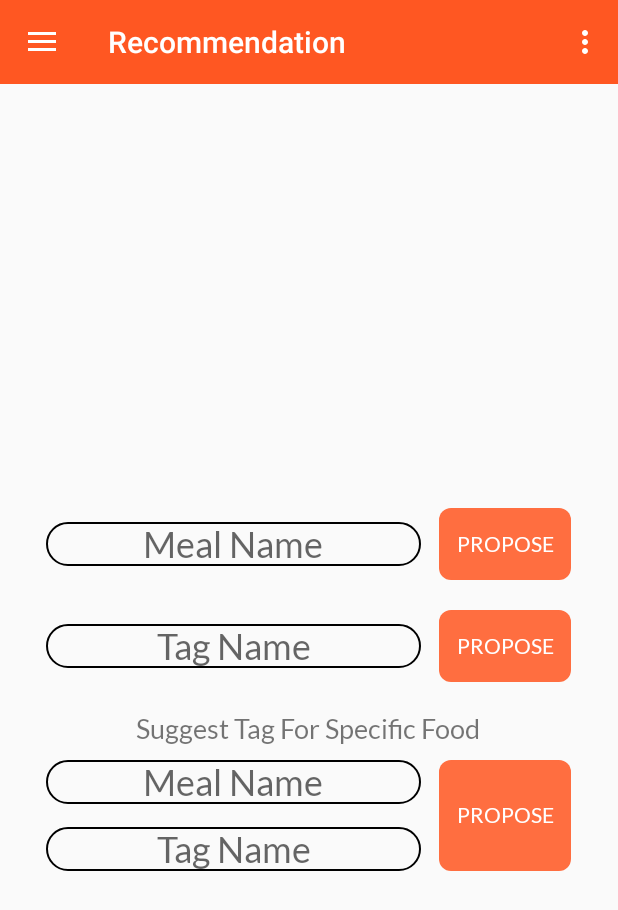
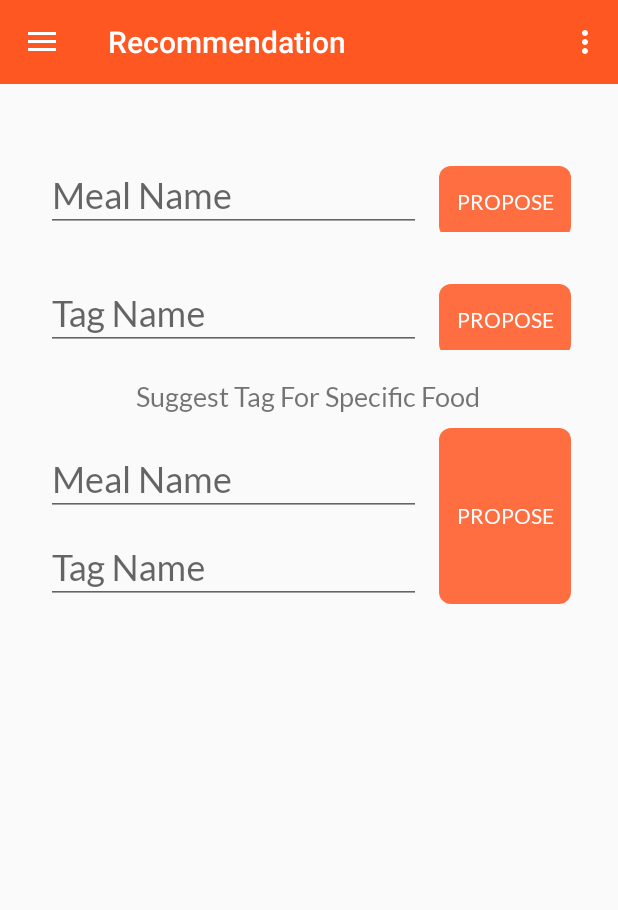
Before and after one commit to kadircet/NeVA, an Android app: the fragment ProposeFragment placed in its activity, on a phone screen of 412 x 824 dp. Shown: the top 910 px of the screen. Run offline under Robolectric (Android 15) with nearby library versions, the phone set to English and light mode, and no system bars; our stand-ins replace FlexboxLayout, Room's generated code; libraries missing offline, so code that uses them is left out: com.facebook, com.facebook.login, io.grpc, neva.backend; 20 statements that could not run were skipped.

Commit message:
last changes

```diff
--- a/NeVA_android_app/app/src/main/AndroidManifest.xml
+++ b/NeVA_android_app/app/src/main/AndroidManifest.xml
@@ -57,7 +57,6 @@
       android:label="@string/title_activity_main"
       android:name=".MainActivity"
       android:theme="@style/AppTheme.NoActionBar"
-      android:windowSoftInputMode="stateHidden|adjustPan"
       />
 
     <service
--- a/NeVA_android_app/app/src/main/java/mealrecommender/neva/com/neva_android_app/NevaLoginManager.java
+++ b/NeVA_android_app/app/src/main/java/mealrecommender/neva/com/neva_android_app/NevaLoginManager.java
@@ -18,7 +18,7 @@ public class NevaLoginManager {
 
   private final String TAG = this.getClass().getSimpleName();
   private final String serverAddress = "neva.0xdeffbeef.com";
-  private final int serverPort = 50055;
+  private final int serverPort = 50051;
   private static NevaLoginManager instance = null;
   private String username;
   private ByteString byteStringToken;
--- a/NeVA_android_app/app/src/main/java/mealrecommender/neva/com/neva_android_app/ProposeFragment.java
+++ b/NeVA_android_app/app/src/main/java/mealrecommender/neva/com/neva_android_app/ProposeFragment.java
@@ -21,6 +21,7 @@ import mealrecommender.neva.com.neva_android_app.database.Meal;
 import mealrecommender.neva.com.neva_android_app.database.NevaDatabase;
 import neva.backend.BackendGrpc;
 import neva.backend.BackendOuterClass;
+import neva.backend.BackendOuterClass.GenericReply;
 import neva.backend.BackendOuterClass.TagPropositionRequest;
 import neva.backend.BackendOuterClass.TagValuePropositionRequest;
 import neva.backend.SuggestionOuterClass;
@@ -43,12 +44,14 @@ public class ProposeFragment extends Fragment {
   Button fragment_tag_proposal_button;
 
   AutoCompleteTextView meal_for_tag_field;
-  EditText tag_of_meal_field;
+  AutoCompleteTextView tag_of_meal_field;
   Button propose_tag_for_meal;
   NevaDatabase db;
 
-  ArrayAdapter<String> autocompleteAdapter;
+  ArrayAdapter<String> mealAutocompleteAdapter;
+  ArrayAdapter<String> tagAutocompleteAdapter;
   String[] mealNames;
+  String[] tagNames;
 
   public ProposeFragment() {
     // Required empty public constructor
@@ -77,10 +80,14 @@ public class ProposeFragment extends Fragment {
     propose_tag_for_meal = view.findViewById(R.id.fragment_proposal_tag_for_meal_button);
 
     mealNames = getMealNames();
+    tagNames = db.nevaDao().getTagNames();
 
-    autocompleteAdapter = new ArrayAdapter<>(getContext(), R.layout.textview_autocomplete_item,
+    mealAutocompleteAdapter = new ArrayAdapter<>(getContext(), R.layout.textview_autocomplete_item,
         mealNames);
-    meal_for_tag_field.setAdapter(autocompleteAdapter);
+    meal_for_tag_field.setAdapter(mealAutocompleteAdapter);
+
+    tagAutocompleteAdapter = new ArrayAdapter<>(getContext(), R.layout.textview_autocomplete_item, tagNames);
+    tag_of_meal_field.setAdapter(tagAutocompleteAdapter);
 
     return view;
   }
@@ -150,20 +157,24 @@ public class ProposeFragment extends Fragment {
       @Override
       public void onClick(View view) {
 
-        db.nevaDao().getMealId(meal_for_tag_field.getText().toString());  // TODO:GET MEAL ID DIRECTLY FROM TEXT BOX?
-        String tagName = tag_of_meal_field.getText().toString();
+        int sugId = db.nevaDao().getMealId(meal_for_tag_field.getText().toString());  // TODO:GET MEAL ID DIRECTLY FROM TEXT BOX?
+        int tagId = db.nevaDao().getTagId(tag_of_meal_field.getText().toString());
 
-        TagPropositionRequest tagPropositionReq;
+        /*TagPropositionRequest tagPropositionReq;
         tagPropositionReq = BackendOuterClass.TagPropositionRequest.newBuilder()
             .setToken(loginToken)
             .setTag(tagName)
-            .build();
+            .build();*/
+
+        TagValuePropositionRequest request = TagValuePropositionRequest.newBuilder().setToken(loginToken)
+            .setSuggesteeId(sugId).setTagId(tagId).build();
 
         //TODO: CHANGE TAG PROPOSAL PART WHEN BACKEND SUPPORTS IT.
 
         try {
 
-          BackendOuterClass.GenericReply genRep = blockingStub.tagProposition(tagPropositionReq);
+          //BackendOuterClass.GenericReply genRep = blockingStub.tagProposition(tagPropositionReq);
+          GenericReply reply = blockingStub.tagValueProposition(request);
           Toast.makeText(getContext(), getResources().getString(R.string.success_tag_propose), Toast.LENGTH_SHORT).show();
           tag_of_meal_field.getText().clear();
           meal_for_tag_field.getText().clear();
--- a/NeVA_android_app/app/src/main/java/mealrecommender/neva/com/neva_android_app/RecommendFragment.java
+++ b/NeVA_android_app/app/src/main/java/mealrecommender/neva/com/neva_android_app/RecommendFragment.java
@@ -84,7 +84,7 @@ public class RecommendFragment extends Fragment {
           for(int i=0; i < tagNames.length; i++) {
             TextView textView = new TextView(getContext());
             textView.setText(tagNames[i]);
-            textView.setTextSize(12);
+            textView.setTextSize(16);
             textView.setTextColor(getResources().getColor(R.color.textPrimaryColor));
             textView.setPadding(16,0,16,0);
             textView.setBackground(getResources().getDrawable(R.drawable.rounded_tagview_background));
--- a/NeVA_android_app/app/src/main/res/layout/activity_login.xml
+++ b/NeVA_android_app/app/src/main/res/layout/activity_login.xml
@@ -60,7 +60,7 @@
                 <android.support.design.widget.TextInputLayout
                   android:layout_width="match_parent"
                   android:layout_height="wrap_content"
-                  android:gravity="left">
+                  >
 
                     <EditText
                       android:id="@+id/user_email"
@@ -70,7 +70,7 @@
                       android:descendantFocusability="beforeDescendants"
                       android:focusableInTouchMode="true"
                       android:fontFamily="@font/latoregular"
-                      android:gravity="center"
+
                       android:hint="@string/email"
                       android:inputType="textEmailAddress"
                       android:textColor="@color/textPrimaryColor"
@@ -89,7 +89,7 @@
                       android:layout_height="40dp"
                       android:layout_margin="10dp"
                       android:fontFamily="@font/latoregular"
-                      android:gravity="center"
+
                       android:hint="@string/password"
                       android:inputType="textPassword"
                       android:textColor="@color/textPrimaryColor"
--- a/NeVA_android_app/app/src/main/res/layout/fragment_propose.xml
+++ b/NeVA_android_app/app/src/main/res/layout/fragment_propose.xml
@@ -5,7 +5,10 @@
   android:layout_height="match_parent"
   android:theme="@style/AppTheme"
   tools:context="mealrecommender.neva.com.neva_android_app.ProposeFragment">
-
+  <ScrollView
+    android:layout_width="match_parent"
+    android:layout_height="wrap_content"
+    android:layout_centerVertical="true">
   <LinearLayout
     android:layout_width="wrap_content"
     android:layout_height="wrap_content"
@@ -13,6 +16,9 @@
     android:gravity="center"
     android:orientation="vertical">
 
+    <android.support.design.widget.TextInputLayout
+      android:layout_width="wrap_content"
+      android:layout_height="wrap_content">
       <TextView
         android:layout_width="wrap_content"
         android:layout_height="wrap_content"
@@ -20,24 +26,28 @@
         android:fontFamily="@font/latoregular"
         android:text=""
         android:textSize="18sp"/>
+    </android.support.design.widget.TextInputLayout>
 
     <LinearLayout
       android:layout_width="wrap_content"
       android:layout_height="wrap_content"
       android:orientation="horizontal">
 
+      <android.support.design.widget.TextInputLayout
+        android:layout_width="wrap_content"
+        android:layout_height="wrap_content">
         <EditText
           android:id="@+id/fragment_proposal_field"
           android:layout_width="250sp"
           android:layout_height="wrap_content"
           android:layout_gravity="center_vertical"
-        android:background="@drawable/rounded_text_box"
           android:ems="10"
           android:fontFamily="@font/latoregular"
           android:hint="@string/meal_name"
           android:textAlignment="center"
           android:textSize="24sp"
           android:layout_marginRight="12dp"/>
+      </android.support.design.widget.TextInputLayout>
 
       <Button
         android:id="@+id/fragment_proposal_button"
@@ -59,18 +69,21 @@
       android:layout_marginTop="20dp"
       android:orientation="horizontal">
 
+      <android.support.design.widget.TextInputLayout
+        android:layout_width="wrap_content"
+        android:layout_height="wrap_content">
         <EditText
           android:id="@+id/fragment_tag_proposal_field"
           android:layout_width="250sp"
           android:layout_height="wrap_content"
           android:layout_gravity="center_vertical"
-        android:background="@drawable/rounded_text_box"
           android:ems="10"
           android:fontFamily="@font/latoregular"
           android:hint="@string/tag_name"
           android:textAlignment="center"
           android:textSize="24sp"
           android:layout_marginRight="12dp"/>
+      </android.support.design.widget.TextInputLayout>
 
       <Button
         android:id="@+id/fragment_tag_proposal_button"
@@ -107,32 +120,38 @@
         android:layout_height="wrap_content"
         android:orientation="vertical">
 
+        <android.support.design.widget.TextInputLayout
+          android:layout_width="wrap_content"
+          android:layout_height="wrap_content">
           <AutoCompleteTextView
             android:id="@+id/fragment_proposal_meal_for_tag"
             android:layout_width="250sp"
             android:layout_height="wrap_content"
             android:layout_gravity="center_vertical"
-          android:background="@drawable/rounded_text_box"
             android:ems="10"
             android:fontFamily="@font/latoregular"
             android:hint="@string/meal_name"
             android:textAlignment="center"
             android:textSize="24sp"
             android:layout_marginRight="12dp"/>
+        </android.support.design.widget.TextInputLayout>
 
+        <android.support.design.widget.TextInputLayout
+          android:layout_width="wrap_content"
+          android:layout_height="wrap_content">
           <AutoCompleteTextView
             android:id="@+id/fragment_proposal_tag_of_meal"
             android:layout_width="250sp"
             android:layout_height="wrap_content"
             android:layout_marginTop="15dp"
             android:layout_gravity="center_vertical"
-          android:background="@drawable/rounded_text_box"
             android:ems="10"
             android:fontFamily="@font/latoregular"
             android:hint="@string/tag_name"
             android:textAlignment="center"
             android:textSize="24sp"
             android:layout_marginRight="12dp"/>
+        </android.support.design.widget.TextInputLayout>
 
       </LinearLayout>
 
@@ -150,5 +169,6 @@
         tools:layout_editor_absoluteY="245dp"/>
     </LinearLayout>
   </LinearLayout>
+  </ScrollView>
 
 </FrameLayout>
```
Lines whose indentation alone changed are shown as unchanged.
